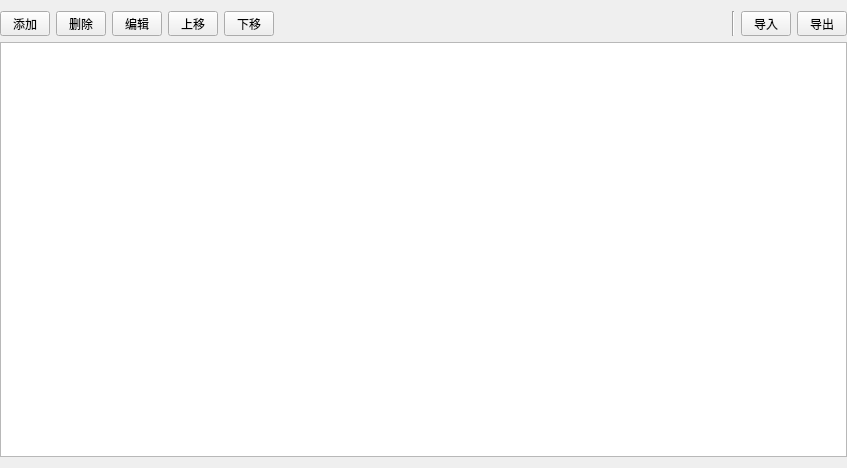
earlideal/jiandan, file inventory_template.ui: the form before one commit.
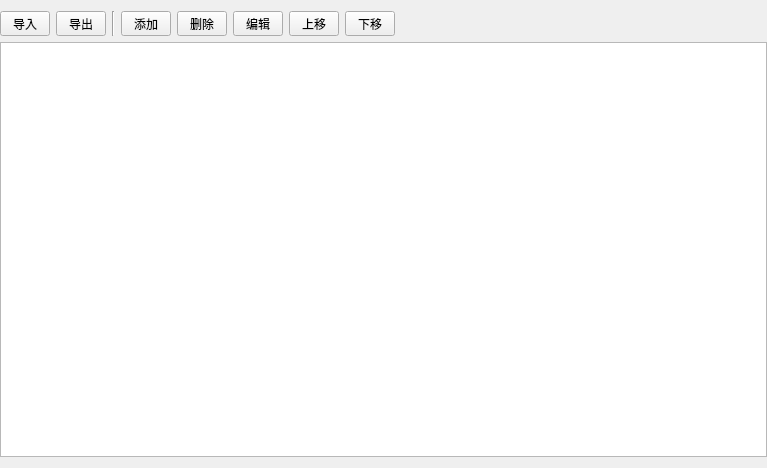
The form after the commit.

What changed in the file:
```diff
--- a/inventory_template.ui
+++ b/inventory_template.ui
@@ -6,7 +6,7 @@
    <rect>
     <x>0</x>
     <y>0</y>
-    <width>847</width>
+    <width>767</width>
     <height>468</height>
    </rect>
   </property>
@@ -22,6 +22,39 @@
    </property>
    <item>
     <layout class="QHBoxLayout" name="horizontalLayout">
+     <item>
+      <widget class="QToolButton" name="toolButton_import">
+       <property name="minimumSize">
+        <size>
+         <width>50</width>
+         <height>0</height>
+        </size>
+       </property>
+       <property name="text">
+        <string>导入</string>
+       </property>
+      </widget>
+     </item>
+     <item>
+      <widget class="QToolButton" name="toolButton_export">
+       <property name="minimumSize">
+        <size>
+         <width>50</width>
+         <height>0</height>
+        </size>
+       </property>
+       <property name="text">
+        <string>导出</string>
+       </property>
+      </widget>
+     </item>
+     <item>
+      <widget class="Line" name="line">
+       <property name="orientation">
+        <enum>Qt::Vertical</enum>
+       </property>
+      </widget>
+     </item>
      <item>
       <widget class="QToolButton" name="toolButton_append">
        <property name="minimumSize">
@@ -100,45 +133,12 @@
        </property>
       </spacer>
      </item>
-     <item>
-      <widget class="Line" name="line">
-       <property name="orientation">
-        <enum>Qt::Vertical</enum>
-       </property>
-      </widget>
-     </item>
-     <item>
-      <widget class="QToolButton" name="toolButton_import">
-       <property name="minimumSize">
-        <size>
-         <width>50</width>
-         <height>0</height>
-        </size>
-       </property>
-       <property name="text">
-        <string>导入</string>
-       </property>
-      </widget>
-     </item>
-     <item>
-      <widget class="QToolButton" name="toolButton_export">
-       <property name="minimumSize">
-        <size>
-         <width>50</width>
-         <height>0</height>
-        </size>
-       </property>
-       <property name="text">
-        <string>导出</string>
-       </property>
-      </widget>
-     </item>
     </layout>
    </item>
    <item>
     <layout class="QHBoxLayout" name="horizontalLayout_2">
      <item>
-      <widget class="QTreeView" name="treeView"/>
+      <widget class="QTableView" name="treeView"/>
      </item>
     </layout>
    </item>
```
